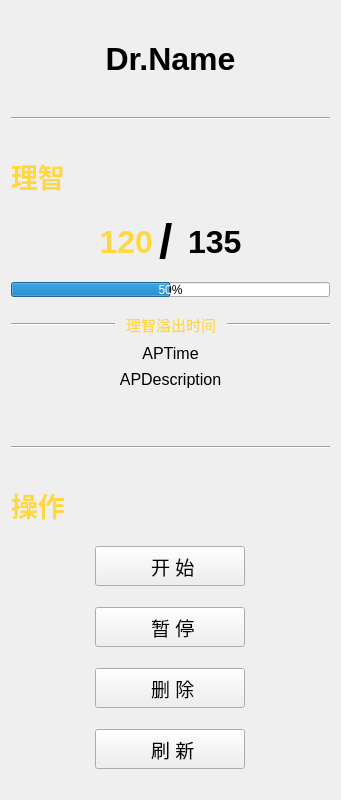
Chr0nixz/Closure, file resources/ui/UI_DoctorChart.ui: the form before one commit.
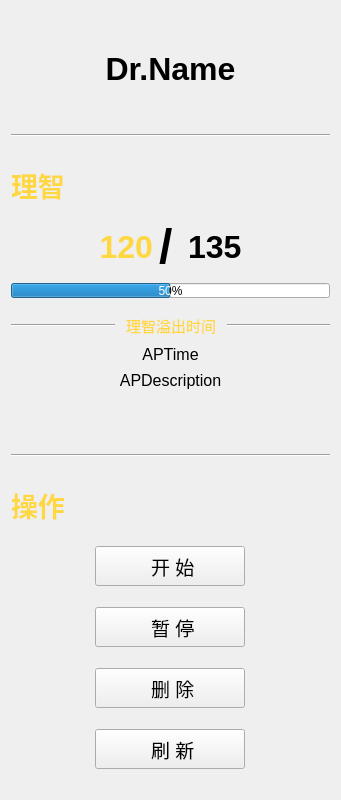
The form after the commit.

Patch:
```diff
--- a/resources/ui/UI_DoctorChart.ui
+++ b/resources/ui/UI_DoctorChart.ui
@@ -45,6 +45,22 @@
    <item>
     <layout class="QHBoxLayout" name="CharLayout"/>
    </item>
+   <item>
+    <spacer name="verticalSpacer_9">
+     <property name="orientation">
+      <enum>Qt::Vertical</enum>
+     </property>
+     <property name="sizeType">
+      <enum>QSizePolicy::Fixed</enum>
+     </property>
+     <property name="sizeHint" stdset="0">
+      <size>
+       <width>20</width>
+       <height>10</height>
+      </size>
+     </property>
+    </spacer>
+   </item>
    <item>
     <widget class="QLabel" name="NickName">
      <property name="font">
@@ -62,6 +78,22 @@
      </property>
     </widget>
    </item>
+   <item>
+    <spacer name="verticalSpacer_10">
+     <property name="orientation">
+      <enum>Qt::Vertical</enum>
+     </property>
+     <property name="sizeType">
+      <enum>QSizePolicy::Fixed</enum>
+     </property>
+     <property name="sizeHint" stdset="0">
+      <size>
+       <width>20</width>
+       <height>15</height>
+      </size>
+     </property>
+    </spacer>
+   </item>
    <item>
     <widget class="Line" name="line">
      <property name="orientation">
@@ -304,6 +336,22 @@
      </property>
     </widget>
    </item>
+   <item>
+    <spacer name="verticalSpacer_11">
+     <property name="orientation">
+      <enum>Qt::Vertical</enum>
+     </property>
+     <property name="sizeType">
+      <enum>QSizePolicy::Fixed</enum>
+     </property>
+     <property name="sizeHint" stdset="0">
+      <size>
+       <width>20</width>
+       <height>15</height>
+      </size>
+     </property>
+    </spacer>
+   </item>
    <item>
     <widget class="Line" name="line_2">
      <property name="orientation">
```
